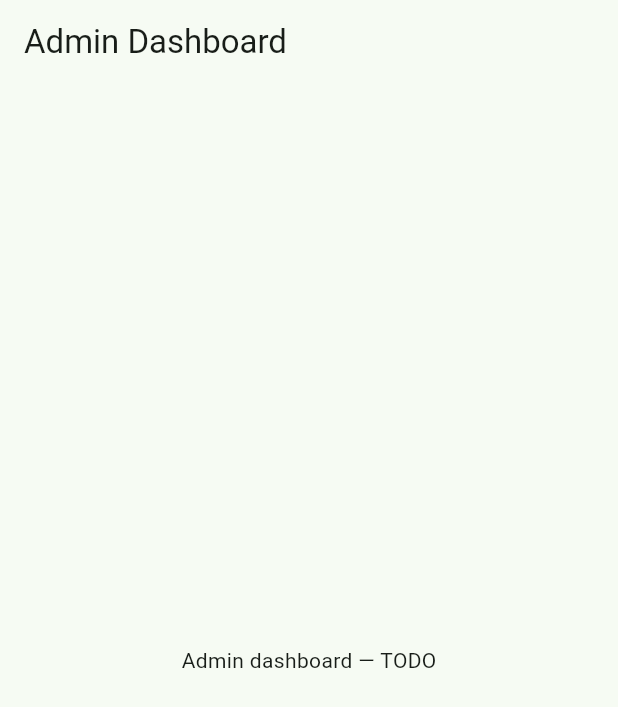
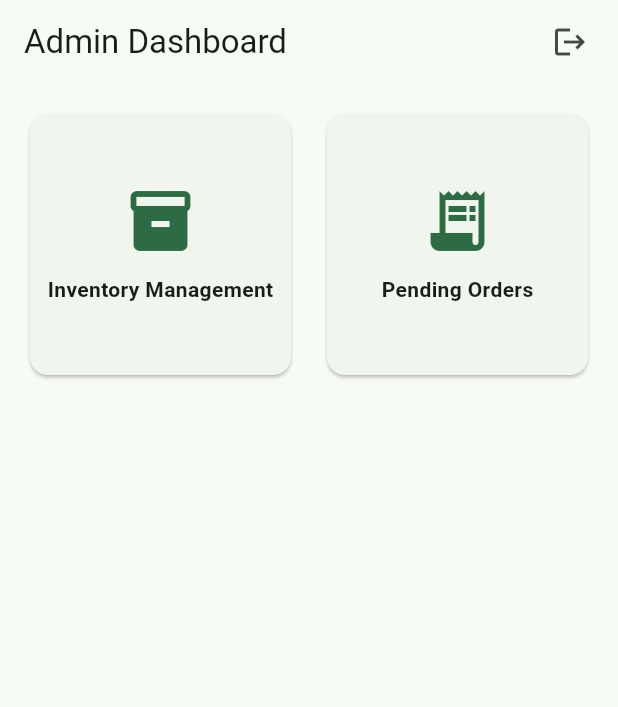
Before and after one commit to mizaaaan/dream-pharmacy, a Flutter app: the AdminDashboardScreen screen opened by its route, on a phone screen of 412 x 824 dp. Shown: the top 707 px of the screen. Run offline on Flutter 3.47's test engine with Material 3 defaults, Android fonts, the phone set to English and light mode, and no system bars; our stand-ins replace file_picker, flutter_riverpod, go_router, supabase_flutter; accounts and stored records are empty.

Commit message:
Add admin inventory management

```diff
--- a/lib/features/admin/presentation/admin_dashboard_screen.dart
+++ b/lib/features/admin/presentation/admin_dashboard_screen.dart
@@ -1,12 +1,70 @@
 import 'package:flutter/material.dart';
+import 'package:flutter_riverpod/flutter_riverpod.dart';
+import 'package:go_router/go_router.dart';
+import 'inventory_management_screen.dart';
+import '../../auth/presentation/auth_state_provider.dart';
 
-class AdminDashboardScreen extends StatelessWidget {
+class AdminDashboardScreen extends ConsumerWidget {
   const AdminDashboardScreen({super.key});
+
   @override
-  Widget build(BuildContext context) {
+  Widget build(BuildContext context, WidgetRef ref) {
     return Scaffold(
-      appBar: AppBar(title: const Text('Admin Dashboard')),
-      body: const Center(child: Text('Admin dashboard — TODO')),
+      appBar: AppBar(
+        title: const Text('Admin Dashboard'),
+        actions: [
+          IconButton(
+            icon: const Icon(Icons.logout),
+            onPressed: () => ref.read(authRepositoryProvider).signOut(),
+          ),
+          const SizedBox(width: 8),
+        ],
+      ),
+      body: GridView.count(
+        padding: const EdgeInsets.all(16),
+        crossAxisCount: 2,
+        crossAxisSpacing: 16,
+        mainAxisSpacing: 16,
+        children: [
+          _DashboardCard(
+            icon: Icons.inventory_2,
+            label: 'Inventory Management',
+            onTap: () => Navigator.of(context).push(
+              MaterialPageRoute(builder: (_) => const InventoryManagementScreen()),
+            ),
+          ),
+          _DashboardCard(
+            icon: Icons.receipt_long,
+            label: 'Pending Orders',
+            onTap: () {},
+          ),
+        ],
+      ),
     );
   }
 }
+
+class _DashboardCard extends StatelessWidget {
+  final IconData icon;
+  final String label;
+  final VoidCallback onTap;
+
+  const _DashboardCard({required this.icon, required this.label, required this.onTap});
+
+  @override
+  Widget build(BuildContext context) {
+    return Card(
+      child: InkWell(
+        onTap: onTap,
+        child: Column(
+          mainAxisAlignment: MainAxisAlignment.center,
+          children: [
+            Icon(icon, size: 48, color: Theme.of(context).colorScheme.primary),
+            const SizedBox(height: 12),
+            Text(label, style: const TextStyle(fontWeight: FontWeight.bold)),
+          ],
+        ),
+      ),
+    );
+  }
+}
```
Also changed, not shown: lib/features/admin/data/admin_repository.dart (added, +53 -0 lines), lib/features/admin/presentation/admin_providers.dart (added, +9 -0 lines), lib/features/admin/presentation/inventory_management_screen.dart (added, +134 -0 lines).
